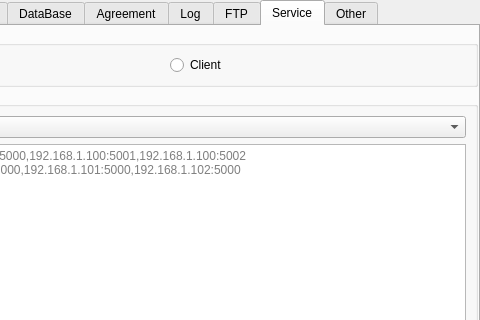
Qt form MainUI/systemsettingwidget.ui (519984307/Container_20191221) before a commit; both pictures show x 147 to 627 and y 0 to 320 of the 627 by 473 pixel window.
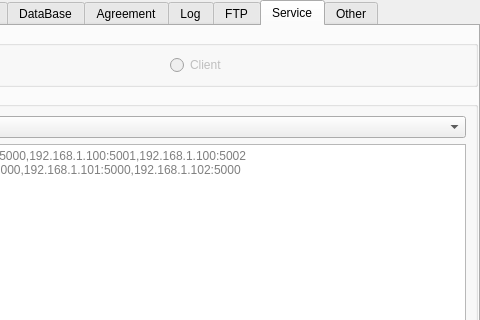
The same form after that commit.

The edit to the form file:
```diff
--- a/MainUI/systemsettingwidget.ui
+++ b/MainUI/systemsettingwidget.ui
@@ -927,6 +927,9 @@
          <layout class="QGridLayout" name="gridLayout_26">
           <item row="0" column="1">
            <widget class="QRadioButton" name="ClientModel">
+            <property name="enabled">
+             <bool>false</bool>
+            </property>
             <property name="text">
              <string>Client</string>
             </property>
```
